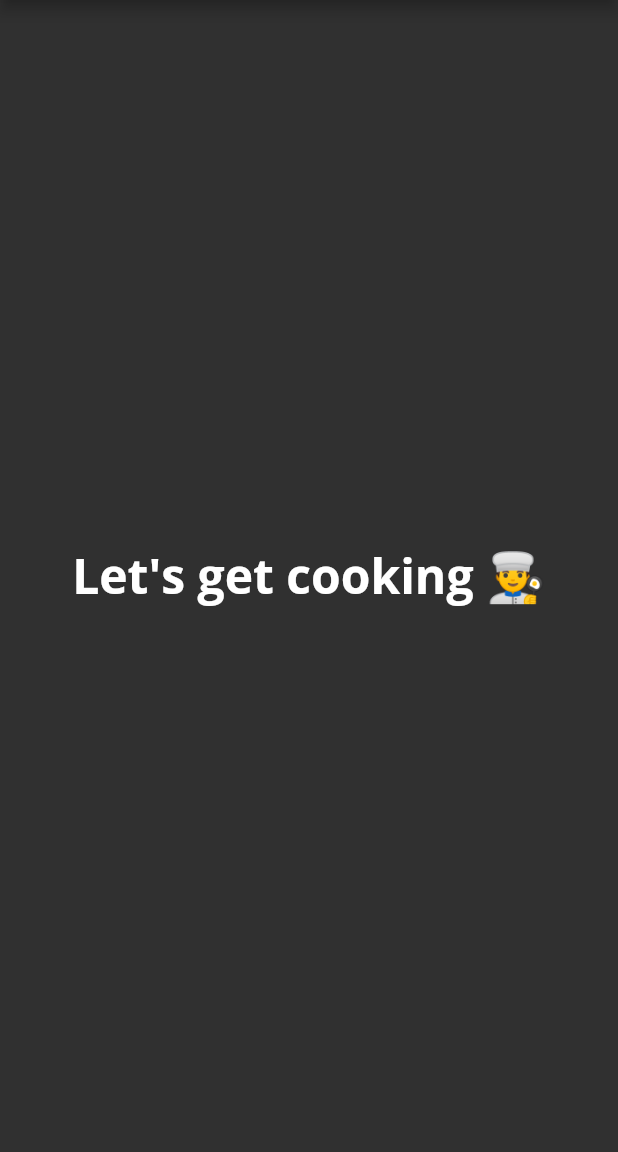
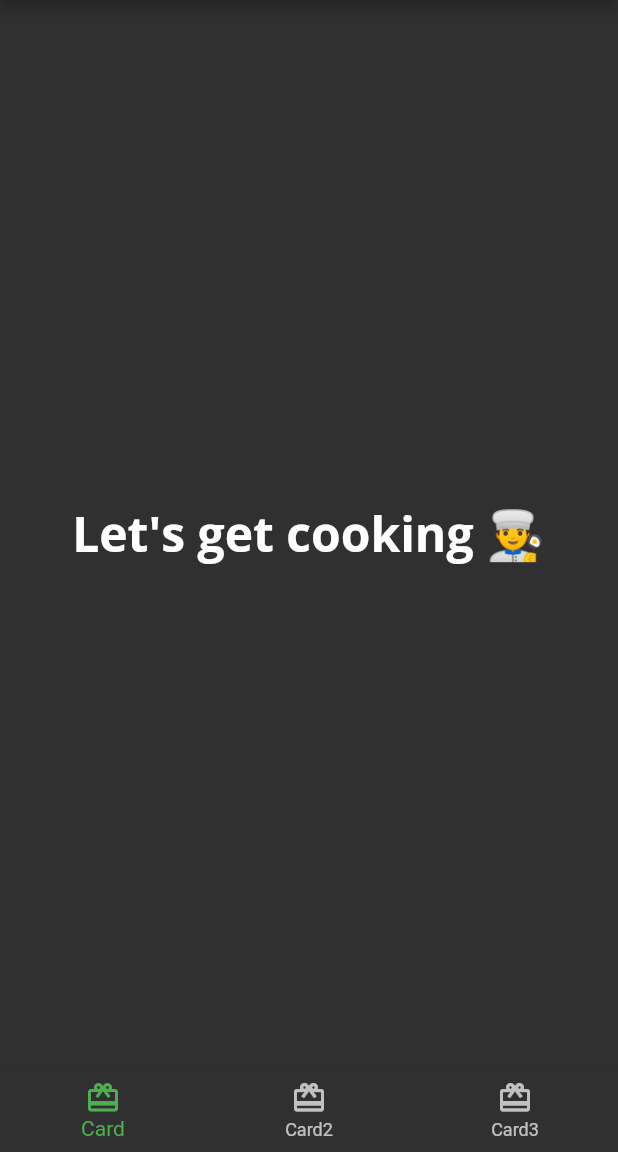
Before and after one commit to JoniJohn/fooderlich, a Flutter app: the screen it shows after launch, on a phone screen of 412 x 824 dp, the part 84-1236 px from its top. Run offline on Flutter 3.47's test engine with Material 2 defaults, Android fonts, the phone set to English and light mode, and no system bars; our stand-ins replace google_fonts.

```diff
--- a/lib/pages/home.dart
+++ b/lib/pages/home.dart
@@ -23,6 +23,23 @@ class _HomeState extends State<Home> {
           style: Theme.of(context).textTheme.headline1,
         ),
       ),
+      bottomNavigationBar: BottomNavigationBar(
+          selectedItemColor:
+              Theme.of(context).textSelectionTheme.selectionColor,
+          items: const <BottomNavigationBarItem>[
+            BottomNavigationBarItem(
+              icon: Icon(Icons.card_giftcard),
+              label: 'Card',
+            ),
+            BottomNavigationBarItem(
+              icon: Icon(Icons.card_giftcard),
+              label: 'Card2',
+            ),
+            BottomNavigationBarItem(
+              icon: Icon(Icons.card_giftcard),
+              label: 'Card3',
+            ),
+          ]),
     );
   }
 }
```
